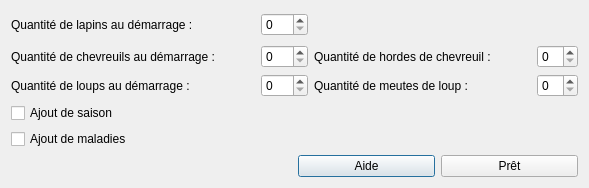
Before: the Qt Designer form Symulation_Ecosysteme/Symulation_Ecosysteme/ParameterWindow.ui in skyrimax/GPA434_Lab3_Simulation_Ecosysteme, drawn with Qt 5.
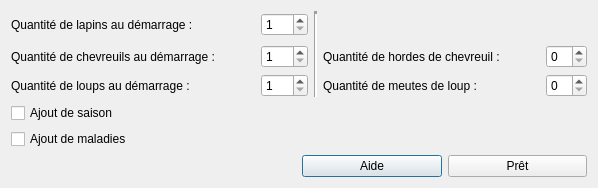
After: the same form once the commit is applied.

Diff of the .ui file:
```diff
--- a/Symulation_Ecosysteme/Symulation_Ecosysteme/ParameterWindow.ui
+++ b/Symulation_Ecosysteme/Symulation_Ecosysteme/ParameterWindow.ui
@@ -9,8 +9,8 @@
    <rect>
     <x>0</x>
     <y>0</y>
-    <width>573</width>
-    <height>189</height>
+    <width>571</width>
+    <height>186</height>
    </rect>
   </property>
   <property name="windowTitle">
@@ -24,17 +24,17 @@
     <layout class="QGridLayout" name="gridLayout_2">
      <item row="0" column="0" colspan="2">
       <layout class="QGridLayout" name="gridLayout">
-       <item row="0" column="0">
-        <layout class="QHBoxLayout" name="horizontalLayout_6">
+       <item row="1" column="2" colspan="2">
+        <layout class="QHBoxLayout" name="horizontalLayout_2">
          <item>
-          <widget class="QLabel" name="label_3">
+          <widget class="QLabel" name="label_6">
            <property name="text">
-            <string>Quantité de lapins au démarrage :</string>
+            <string>Quantité de hordes de chevreuil :</string>
            </property>
           </widget>
          </item>
          <item>
-          <spacer name="horizontalSpacer_2">
+          <spacer name="horizontalSpacer_6">
            <property name="orientation">
             <enum>Qt::Horizontal</enum>
            </property>
@@ -47,40 +47,14 @@
           </spacer>
          </item>
          <item>
-          <widget class="QSpinBox" name="qteLapins">
+          <widget class="QSpinBox" name="qteHordes">
            <property name="maximum">
-            <number>100</number>
+            <number>10</number>
            </property>
           </widget>
          </item>
         </layout>
        </item>
-       <item row="0" column="1">
-        <spacer name="horizontalSpacer">
-         <property name="orientation">
-          <enum>Qt::Horizontal</enum>
-         </property>
-         <property name="sizeHint" stdset="0">
-          <size>
-           <width>40</width>
-           <height>20</height>
-          </size>
-         </property>
-        </spacer>
-       </item>
-       <item row="0" column="2">
-        <spacer name="verticalSpacer">
-         <property name="orientation">
-          <enum>Qt::Vertical</enum>
-         </property>
-         <property name="sizeHint" stdset="0">
-          <size>
-           <width>20</width>
-           <height>28</height>
-          </size>
-         </property>
-        </spacer>
-       </item>
        <item row="1" column="0">
         <layout class="QHBoxLayout" name="horizontalLayout_5">
          <item>
@@ -105,6 +79,9 @@
          </item>
          <item>
           <widget class="QSpinBox" name="qteChevreuils">
+           <property name="minimum">
+            <number>1</number>
+           </property>
            <property name="maximum">
             <number>100</number>
            </property>
@@ -112,37 +89,6 @@
          </item>
         </layout>
        </item>
-       <item row="1" column="1" colspan="2">
-        <layout class="QHBoxLayout" name="horizontalLayout_2">
-         <item>
-          <widget class="QLabel" name="label_6">
-           <property name="text">
-            <string>Quantité de hordes de chevreuil :</string>
-           </property>
-          </widget>
-         </item>
-         <item>
-          <spacer name="horizontalSpacer_6">
-           <property name="orientation">
-            <enum>Qt::Horizontal</enum>
-           </property>
-           <property name="sizeHint" stdset="0">
-            <size>
-             <width>40</width>
-             <height>20</height>
-            </size>
-           </property>
-          </spacer>
-         </item>
-         <item>
-          <widget class="QSpinBox" name="spinBox_3">
-           <property name="maximum">
-            <number>10</number>
-           </property>
-          </widget>
-         </item>
-        </layout>
-       </item>
        <item row="2" column="0">
         <layout class="QHBoxLayout" name="horizontalLayout_4">
          <item>
@@ -167,6 +113,9 @@
          </item>
          <item>
           <widget class="QSpinBox" name="qteLoups">
+           <property name="minimum">
+            <number>1</number>
+           </property>
            <property name="maximum">
             <number>100</number>
            </property>
@@ -174,7 +123,54 @@
          </item>
         </layout>
        </item>
-       <item row="2" column="1" colspan="2">
+       <item row="0" column="0">
+        <layout class="QHBoxLayout" name="horizontalLayout_6">
+         <item>
+          <widget class="QLabel" name="label_3">
+           <property name="text">
+            <string>Quantité de lapins au démarrage :</string>
+           </property>
+          </widget>
+         </item>
+         <item>
+          <spacer name="horizontalSpacer_2">
+           <property name="orientation">
+            <enum>Qt::Horizontal</enum>
+           </property>
+           <property name="sizeHint" stdset="0">
+            <size>
+             <width>40</width>
+             <height>20</height>
+            </size>
+           </property>
+          </spacer>
+         </item>
+         <item>
+          <widget class="QSpinBox" name="qteLapins">
+           <property name="minimum">
+            <number>1</number>
+           </property>
+           <property name="maximum">
+            <number>100</number>
+           </property>
+          </widget>
+         </item>
+        </layout>
+       </item>
+       <item row="0" column="2">
+        <spacer name="horizontalSpacer">
+         <property name="orientation">
+          <enum>Qt::Horizontal</enum>
+         </property>
+         <property name="sizeHint" stdset="0">
+          <size>
+           <width>40</width>
+           <height>20</height>
+          </size>
+         </property>
+        </spacer>
+       </item>
+       <item row="2" column="2" colspan="2">
         <layout class="QHBoxLayout" name="horizontalLayout_3">
          <item>
           <widget class="QLabel" name="label">
@@ -205,6 +201,29 @@
          </item>
         </layout>
        </item>
+       <item row="0" column="3">
+        <spacer name="verticalSpacer">
+         <property name="orientation">
+          <enum>Qt::Vertical</enum>
+         </property>
+         <property name="sizeHint" stdset="0">
+          <size>
+           <width>20</width>
+           <height>28</height>
+          </size>
+         </property>
+        </spacer>
+       </item>
+       <item row="0" column="1" rowspan="3">
+        <widget class="Line" name="line">
+         <property name="lineWidth">
+          <number>3</number>
+         </property>
+         <property name="orientation">
+          <enum>Qt::Vertical</enum>
+         </property>
+        </widget>
+       </item>
       </layout>
      </item>
      <item row="1" column="0">
```
Left out of the diff: 12 changed lines with no effect on the pictures.
